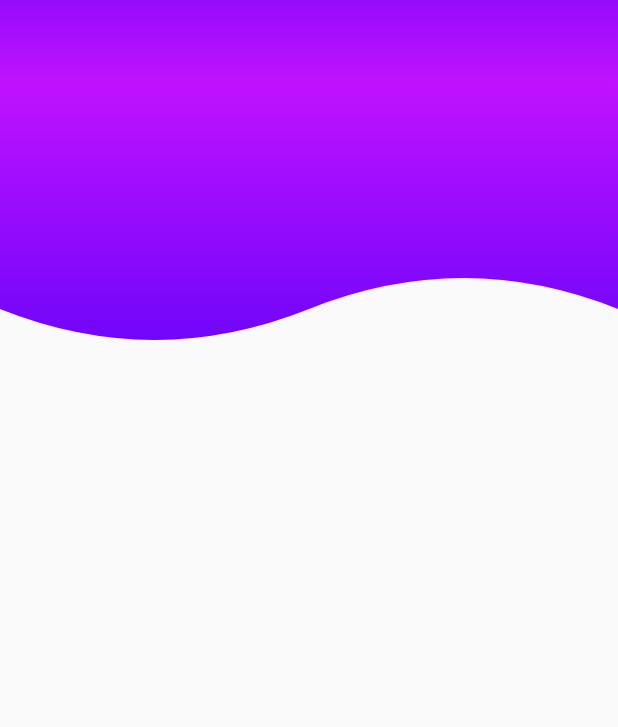
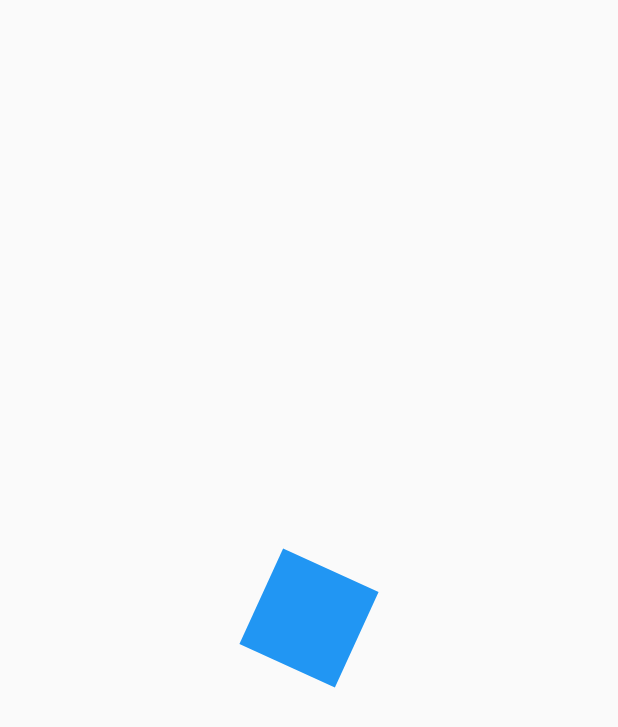
Before and after one commit to alvag/custom_painter_flutter, a Flutter app: the screen it shows after launch, on a phone screen of 412 x 824 dp. Shown: the top 727 px of the screen. Run offline on Flutter 3.47's test engine with Material 2 defaults, Android fonts, the phone set to English and light mode, and no system bars.

Commit message:
animation controller

```diff
--- a/lib/main.dart
+++ b/lib/main.dart
@@ -1,5 +1,6 @@
+import 'package:flutter/material.dart';
+import 'package:custom_painter_flutter/src/pages/animations_page.dart';
 import 'package:custom_painter_flutter/src/pages/headers_page.dart';
-import 'package:flutter/material.dart';
 
 void main() => runApp(MyApp());
 
@@ -9,7 +10,7 @@ class MyApp extends StatelessWidget {
     return MaterialApp(
       debugShowCheckedModeBanner: false,
       title: 'Material App',
-      home: HeadersPage(),
+      home: AnimationsPage(),
     );
   }
 }
--- /dev/null
+++ b/lib/src/pages/animations_page.dart
@@ -0,0 +1,67 @@
+import 'package:flutter/material.dart';
+
+class AnimationsPage extends StatelessWidget {
+  @override
+  Widget build(BuildContext context) {
+    return Scaffold(
+      body: Center(
+        child: CuadradoAnimado(),
+      ),
+    );
+  }
+}
+
+class CuadradoAnimado extends StatefulWidget {
+  @override
+  _CuadradoAnimadoState createState() => _CuadradoAnimadoState();
+}
+
+class _CuadradoAnimadoState extends State<CuadradoAnimado>
+    with SingleTickerProviderStateMixin {
+  AnimationController animationCtrl;
+  Animation<double> rotation;
+
+  @override
+  void initState() {
+    animationCtrl = new AnimationController(
+        vsync: this, duration: Duration(milliseconds: 4000));
+    rotation = new Tween(begin: 0.0, end: 2.0).animate(animationCtrl);
+
+    super.initState();
+  }
+
+  @override
+  void dispose() {
+    animationCtrl?.dispose();
+    super.dispose();
+  }
+
+  @override
+  Widget build(BuildContext context) {
+    animationCtrl.forward();
+
+    return AnimatedBuilder(
+      animation: animationCtrl,
+//      child: ,
+      builder: (BuildContext context, Widget child) {
+        return Transform.rotate(
+          angle: rotation.value,
+          child: _Rectangulo(),
+        );
+      },
+    );
+  }
+}
+
+class _Rectangulo extends StatelessWidget {
+  @override
+  Widget build(BuildContext context) {
+    return Container(
+      width: 70,
+      height: 70,
+      decoration: BoxDecoration(
+        color: Colors.blue,
+      ),
+    );
+  }
+}
```
Also changed, not shown: pubspec.lock.
